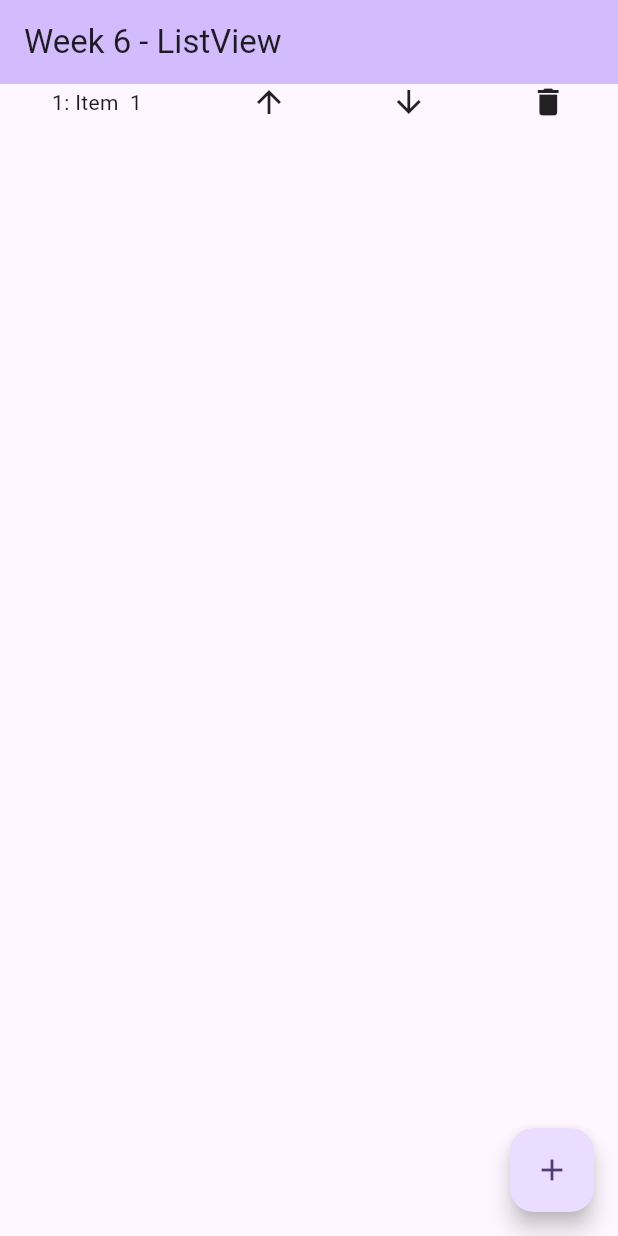
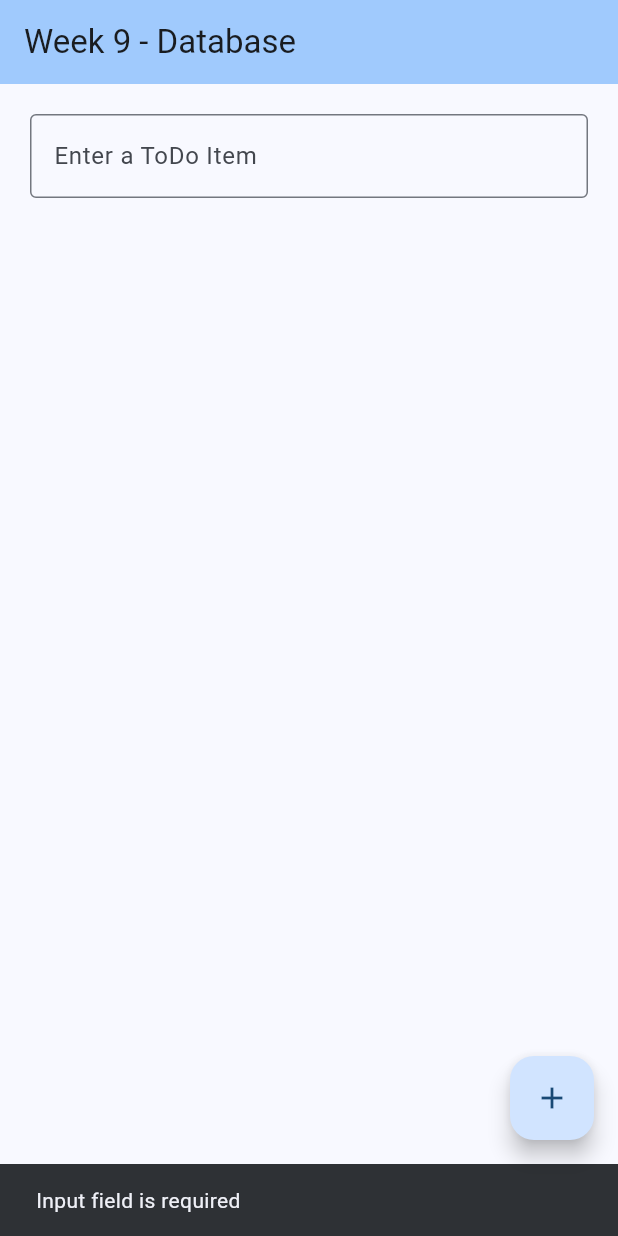
Before and after one commit to gourteacher/cst2335_25w_samples, a Flutter app: the screen it shows after launch, after a tap on the "add" icon, on a phone screen of 412 x 824 dp. Run offline on Flutter 3.47's test engine with Material 3 defaults, Android fonts, the phone set to English and light mode, and no system bars; our stand-ins replace floor, sqflite; accounts and stored records are empty; generated files the repository leaves out were written again.

Commit message:
Week 9 - Using Database

```diff
--- /dev/null
+++ b/lib/ToDoDAO.dart
@@ -0,0 +1,21 @@
+import 'package:floor/floor.dart';
+import 'ToDoItem.dart';
+
+@dao
+abstract class ToDoDAO {
+  @Query('SELECT * FROM ToDoItem')
+  Future<List<ToDoItem>> getAllItems();
+
+  @Query('SELECT * FROM ToDoItem WHERE id = :id')
+  Future<ToDoItem?> findItemById(int id);
+
+  @insert
+  Future<void> insertItem(ToDoItem item);
+
+  @update
+  Future<void> updateItem(ToDoItem item);
+
+  @delete
+  Future<void> deleteItem(ToDoItem item);
+
+}
--- /dev/null
+++ b/lib/ToDoItem.dart
@@ -0,0 +1,23 @@
+import 'package:floor/floor.dart';
+
+
+@entity //this is an entity
+class ToDoItem {
+  static int ID = 1; //this is a static variable
+  @PrimaryKey(autoGenerate: true)//this is a primary key
+  final int? id;
+  final String todoItem;
+
+  ToDoItem(this.id, this.todoItem) {
+    //If the id is greater than the static ID, then set the static ID to id + 1
+    // Use this if Primary Key is not auto-generated
+    // if ( id > ID) {
+    //  ID = id + 1;
+    //}
+  }
+
+
+  toString() {
+    return "$id:$todoItem";
+  }
+}
--- /dev/null
+++ b/lib/database.dart
@@ -0,0 +1,12 @@
+import 'dart:async';
+import 'ToDoItem.dart';
+import 'ToDoDAO.dart';
+import 'package:floor/floor.dart';
+import 'package:sqflite/sqflite.dart' as sqflite;
+
+part 'database.g.dart';
+
+@Database(version: 1, entities: [ToDoItem])
+abstract class ToDoDatabase extends FloorDatabase {
+  ToDoDAO get toDoDAO;
+}
--- a/lib/main.dart
+++ b/lib/main.dart
@@ -1,9 +1,10 @@
-import 'dart:math';
-
 import 'package:flutter/material.dart';
+import 'ToDoDAO.dart';
+import 'ToDoItem.dart';
+import 'database.dart';
 
 void main() {
-  runApp(const MyApp());
+  runApp(MyApp());
 }
 
 class MyApp extends StatelessWidget {
@@ -16,10 +17,14 @@
       title: 'CST2335 Samples',
       theme: ThemeData(
         // This is the theme of your application.
-        colorScheme: ColorScheme.fromSeed(seedColor: Colors.deepPurple),
+        colorScheme: ColorScheme.fromSeed(
+            seedColor: Colors.blue,
+            secondary: Colors.green,
+            primary: Colors.red),
         useMaterial3: true,
       ),
-      home: const MyHomePage(title: 'Week 6 - ListView'),
+      debugShowCheckedModeBanner: false,
+      home: MyHomePage(title: 'Week 9 - Database'),
     );
   }
 }
@@ -33,78 +38,103 @@
 }
 
 class _MyHomePageState extends State<MyHomePage> {
-  var wordsArray = <String>[ ];
+  List<ToDoItem> todoList = <ToDoItem>[];
+  late TextEditingController _inputController;
+  late ToDoDAO taskDAO;
 
   @override //same as in java
   void initState() {
     super.initState(); //call the parent initState()
+    _inputController = TextEditingController();
+
+    $FloorToDoDatabase
+        .databaseBuilder('todo_database.db')
+        .build()
+        .then((database) async { //Note the use of async here
+      taskDAO = database.toDoDAO;
+      //get Items from database:
+      var it = await taskDAO.getAllItems();
+      setState(() {
+        todoList = it;
+      });
+    });
   }
 
   @override
-  void dispose()
-  {
+  void dispose() {
     super.dispose();
+    _inputController.dispose();
   }
 
   @override
   Widget build(BuildContext context) {
     return Scaffold(
-        appBar: AppBar( backgroundColor: Theme.of(context).colorScheme.inversePrimary, title: Text(widget.title)),
-        body: ListPage(),
-        floatingActionButton:
-        FloatingActionButton(onPressed: addItem,
-            tooltip: 'Add Item',
-            child: const Icon(Icons.add)
-        )
-    );
+        appBar: AppBar(
+            backgroundColor: Theme.of(context).colorScheme.inversePrimary,
+            title: Text(widget.title)),
+        body: listPage(),
+        floatingActionButton: FloatingActionButton(
+            onPressed: addTask,
+            tooltip: 'Add a Task',
+            child: const Icon(Icons.add)));
   }
 
-  void addItem() {
-    setState(() {
-      wordsArray.add("Item " + " ${wordsArray.length+1}");
-    });
+  void addTask() {
+    if (_inputController.text.isNotEmpty) {
+      setState(() {
+        // Use this if Primary Key is not auto-generated
+        //ToDoItem(ToDoItem.ID++, _inputController.text);
+        var newItem = ToDoItem(null, _inputController.text);
+        todoList.add(newItem);
+        taskDAO.insertItem(newItem);
+        _inputController.clear();
+      });
+    } else {
+      var snackBar = SnackBar(content: Text('Input field is required'));
+      ScaffoldMessenger.of(context).showSnackBar(snackBar);
+    }
   }
 
-  Widget ListPage(){
+  Widget listPage() {
     return Center(
       child: Column(
         mainAxisAlignment: MainAxisAlignment.center,
         children: <Widget>[
-          Expanded(child:
-          ListView.builder(
-              itemCount:wordsArray.length,
-              itemBuilder: (context, rowNum) { return
-                Row( mainAxisAlignment: MainAxisAlignment.spaceAround,
-                    children:[
-                      Text("${1+rowNum}: ${wordsArray[rowNum]} "),
-                      GestureDetector(
-                        onTap: () {
-                          setState(() {
-                            wordsArray[rowNum] = wordsArray[rowNum].toUpperCase();
-                          });
-                        },
-                        child: const Icon(Icons.arrow_upward),
-                      ),
-                      GestureDetector(
-                        onDoubleTap: () {
-                          setState(() {
-                            wordsArray[rowNum] = wordsArray[rowNum].toLowerCase();
-                          });
-                        },
-                        child: const Icon(Icons.arrow_downward),
-                      ),
-                      GestureDetector(
-                        onLongPress: () {
-                          setState(() {
-                            wordsArray.removeAt(rowNum);
-                          });
-                        },
-                        child: const Icon(Icons.delete),
-                      ),
-                    ]
-                );
-              }
+          const SizedBox(height: 20),
+          Row(
+            mainAxisAlignment: MainAxisAlignment.spaceAround,
+            children: [
+              const SizedBox(width: 20),
+              Expanded(
+                child: TextField(
+                  controller: _inputController,
+                  decoration: const InputDecoration(
+                    hintText: 'Enter a ToDo Item',
+                    border: OutlineInputBorder(),
+
+                  ),
+                  keyboardType: TextInputType.text,
+                  textAlign: TextAlign.start,
+                ),
+              ),
+              const SizedBox(width: 20),
+            ],
           ),
+          Expanded(
+            child: ListView.builder(
+              itemCount: todoList.length,
+              itemBuilder: (context, rowNum) {
+                return Row(
+                  mainAxisAlignment: MainAxisAlignment.start,
+                  children: [
+                    const SizedBox(width: 20),
+                    //Text("${todoList[rowNum]} "),
+                    Text(
+                      "${todoList[rowNum].todoItem}",
+                      style: TextStyle(fontSize: 24.0),
+                    ),
+                  ]);
+              }),
           ),
         ],
       ),
```
Also changed, not shown: pubspec.yaml (+5 -2 lines), pubspec.lock, 1 other file.
